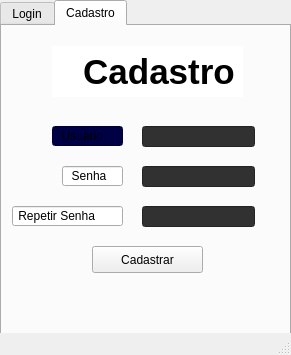
This is final_version4.0 CRUD/ui_files/Interface_externa.ui in MelloTonio/Register_Gui_Python as Qt 5 draws it before an edit. The edited form follows.
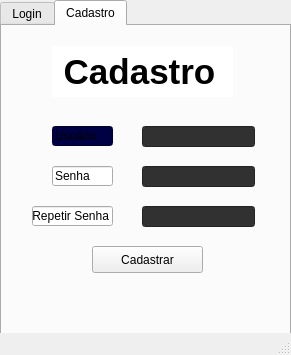
This is the edited form. The open tabs and pages were chosen to show the change. Icons and pictures are not drawn.

Diff of the .ui file:
```diff
--- a/final_version4.0 CRUD/ui_files/Interface_externa.ui
+++ b/final_version4.0 CRUD/ui_files/Interface_externa.ui
@@ -283,7 +283,7 @@
         <rect>
          <x>60</x>
          <y>20</y>
-         <width>191</width>
+         <width>181</width>
          <height>51</height>
         </rect>
        </property>
@@ -301,7 +301,7 @@
         <string notr="true"/>
        </property>
        <property name="text">
-        <string>   Cadastro</string>
+        <string> Cadastro</string>
        </property>
        <property name="frame">
         <bool>false</bool>
@@ -315,7 +315,7 @@
         <rect>
          <x>60</x>
          <y>100</y>
-         <width>71</width>
+         <width>61</width>
          <height>20</height>
         </rect>
        </property>
@@ -323,7 +323,7 @@
         <string notr="true">background-color: rgb(0, 0, 68);</string>
        </property>
        <property name="text">
-        <string>  Usuário</string>
+        <string>Usuário</string>
        </property>
        <property name="readOnly">
         <bool>true</bool>
@@ -332,14 +332,14 @@
       <widget class="QLineEdit" name="lineEdit_8">
        <property name="geometry">
         <rect>
-         <x>70</x>
+         <x>60</x>
          <y>140</y>
          <width>61</width>
          <height>20</height>
         </rect>
        </property>
        <property name="text">
-        <string>  Senha</string>
+        <string>Senha</string>
        </property>
        <property name="readOnly">
         <bool>true</bool>
@@ -348,9 +348,9 @@
       <widget class="QLineEdit" name="lineEdit_9">
        <property name="geometry">
         <rect>
-         <x>20</x>
+         <x>40</x>
          <y>180</y>
-         <width>111</width>
+         <width>81</width>
          <height>20</height>
         </rect>
        </property>
```
Left out of the diff: 26 changed lines with no effect on the pictures.
